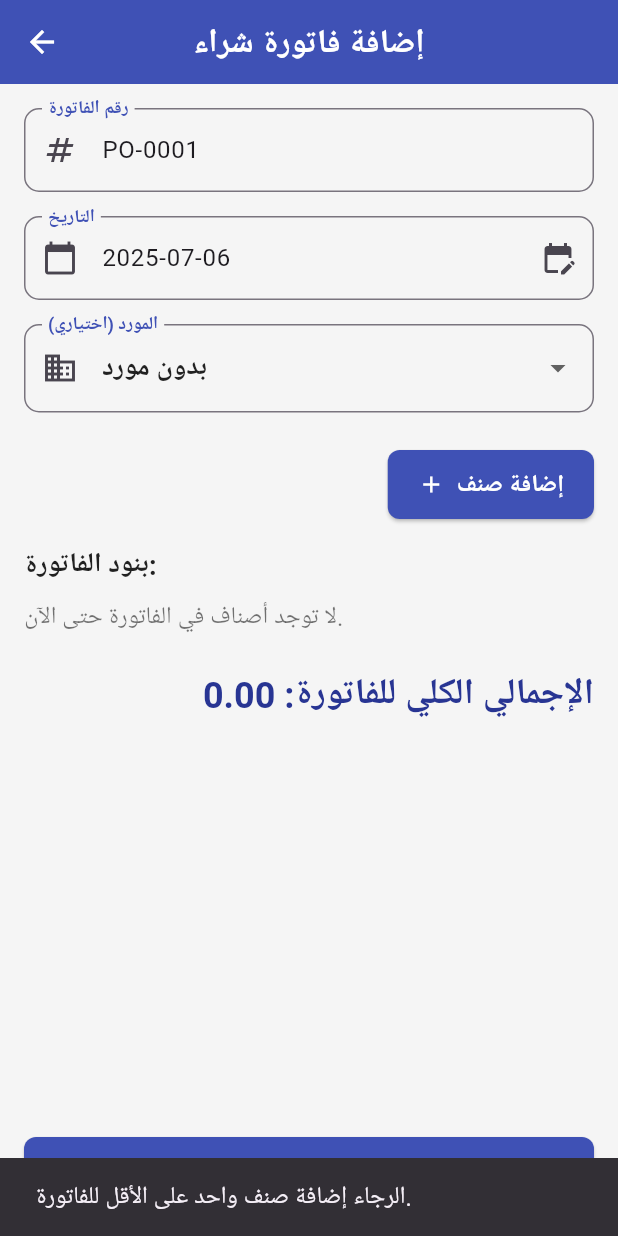
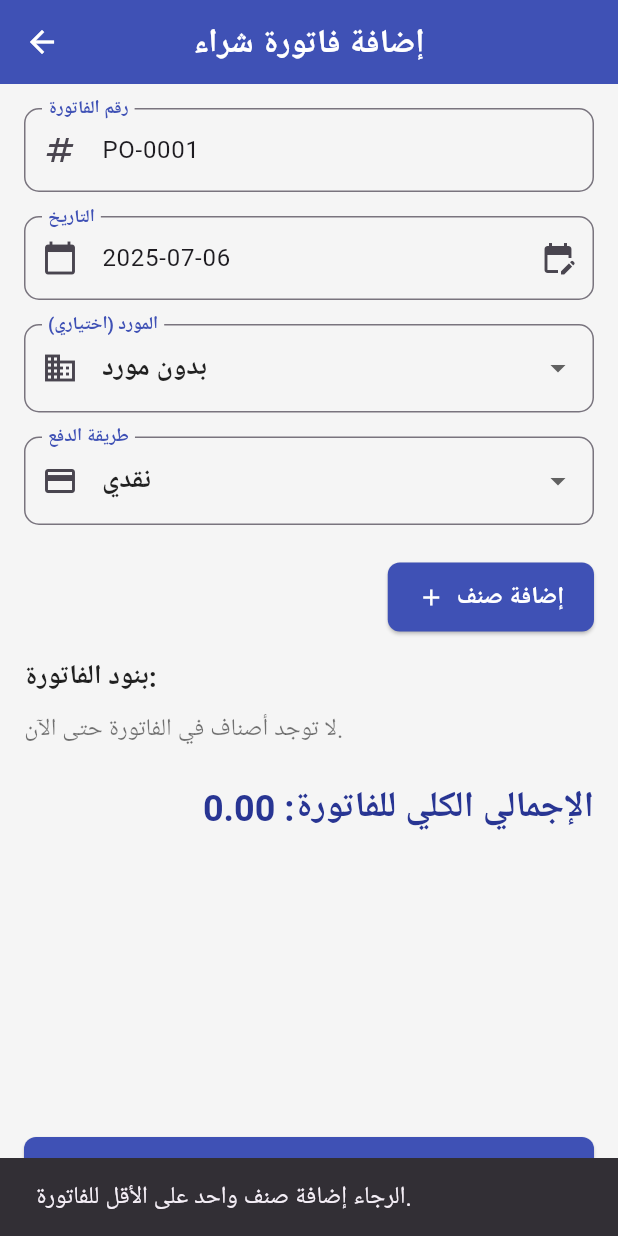
Before and after one commit to abdullah0564537441/mhasbb, a Flutter app: the AddEditPurchaseInvoiceScreen screen opened by its route, after a tap on "حفظ فاتورة الشراء", on a phone screen of 412 x 824 dp. Run offline on Flutter 3.47's test engine with Material 3 defaults, Android fonts, the phone set to English and light mode, and no system bars; our stand-ins replace hive, hive_flutter, shared_preferences; accounts and stored records are empty; generated files the repository leaves out were written again.

Commit message:
Update add_edit_purchase_invoice_screen.dart

```diff
--- a/lib/screens/add_edit_purchase_invoice_screen.dart
+++ b/lib/screens/add_edit_purchase_invoice_screen.dart
@@ -7,8 +7,9 @@ import 'package:intl/intl.dart';
 import 'package:mhasbb/models/invoice.dart';
 import 'package:mhasbb/models/invoice_item.dart';
 import 'package:mhasbb/models/item.dart';
-import 'package:mhasbb/models/supplier.dart';
+import 'package:mhasbb/models/supplier.dart'; // تأكد من استيراد المورد
 import 'package:mhasbb/models/invoice_type.dart';
+import 'package:mhasbb/models/payment_method.dart'; // ⭐ أضف هذا السطر
 
 class AddEditPurchaseInvoiceScreen extends StatefulWidget {
   final Invoice? invoice;
@@ -37,17 +38,21 @@ class _AddEditPurchaseInvoiceScreenState extends State<AddEditPurchaseInvoiceScr
   // لوضع التعديل: تخزين الكميات الأصلية لاستعادتها
   final Map<String, double> _originalItemQuantities = {};
 
+  // ⭐ متغير جديد لطريقة الدفع
+  late PaymentMethod _selectedPaymentMethod;
+
   @override
   void initState() {
     super.initState();
     invoicesBox = Hive.box<Invoice>('invoices_box');
     itemsBox = Hive.box<Item>('items_box');
-    suppliersBox = Hive.box<Supplier>('suppliers_box');
+    suppliersBox = Hive.box<Supplier>('suppliers_box'); // تأكد من تهيئة صندوق الموردين
 
     if (widget.invoice == null) {
       _invoiceNumberController = TextEditingController(text: _generateNextInvoiceNumber());
       _selectedDate = DateTime.now();
       _dateController = TextEditingController(text: DateFormat('yyyy-MM-dd').format(_selectedDate));
+      _selectedPaymentMethod = PaymentMethod.cash; // ⭐ قيمة افتراضية جديدة لفاتورة جديدة
     } else {
       _invoiceNumberController = TextEditingController(text: widget.invoice!.invoiceNumber);
       _selectedDate = widget.invoice!.date;
@@ -56,6 +61,7 @@ class _AddEditPurchaseInvoiceScreenState extends State<AddEditPurchaseInvoiceScr
       if (widget.invoice!.supplierId != null) {
         _selectedSupplier = suppliersBox.get(widget.invoice!.supplierId);
       }
+      _selectedPaymentMethod = widget.invoice!.paymentMethod; // ⭐ تحميل طريقة الدفع الموجودة
       // ملء الكميات الأصلية لوضع التعديل
       for (var item in widget.invoice!.items) {
         _originalItemQuantities[item.itemId] = item.quantity;
@@ -65,7 +71,7 @@ class _AddEditPurchaseInvoiceScreenState extends State<AddEditPurchaseInvoiceScr
 
   String _generateNextInvoiceNumber() {
     final allInvoices = invoicesBox.values.toList();
-    final purchaseInvoices = allInvoices.where((inv) => inv.type == InvoiceType.purchase).toList();
+    final purchaseInvoices = allInvoices.where((inv) => inv.type == InvoiceType.purchase).toList(); // استخدام InvoiceType.purchase
     if (purchaseInvoices.isEmpty) {
       return 'PO-0001';
     }
@@ -78,7 +84,7 @@ class _AddEditPurchaseInvoiceScreenState extends State<AddEditPurchaseInvoiceScr
             maxNumber = currentNumber;
           }
         } catch (e) {
-          // تجاهل الأخطاء إذا كان التنسيق غير صحيح
+          // Ignore errors if format is incorrect
         }
       }
     }
@@ -111,7 +117,7 @@ class _AddEditPurchaseInvoiceScreenState extends State<AddEditPurchaseInvoiceScr
     Item? selectedItemObject;
     double tempQuantity = 1.0;
     final TextEditingController _purchasePriceController = TextEditingController();
-    final TextEditingController _quantityController = TextEditingController(text: '1.0'); // إضافة متحكم للكمية
+    final TextEditingController _quantityController = TextEditingController(text: '1.0');
 
     final _itemFormKey = GlobalKey<FormState>();
     final TextEditingController _itemSearchController = TextEditingController();
@@ -120,9 +126,9 @@ class _AddEditPurchaseInvoiceScreenState extends State<AddEditPurchaseInvoiceScr
       context: context,
       builder: (context) {
         return AlertDialog(
-          title: const Text('إضافة صنف لفاتورة الشراء'),
+          title: const Text('إضافة صنف للفاتورة'),
           content: StatefulBuilder(
-            builder: (BuildContext context, StateSetter setStateInDialog) { // استخدام setStateInDialog
+            builder: (BuildContext context, StateSetter setStateInDialog) {
               if (selectedItemObject != null && _purchasePriceController.text.isEmpty) {
                 _purchasePriceController.text = selectedItemObject!.purchasePrice.toStringAsFixed(2);
               }
@@ -144,12 +150,12 @@ class _AddEditPurchaseInvoiceScreenState extends State<AddEditPurchaseInvoiceScr
                           });
                         },
                         onSelected: (Item selection) {
-                          setStateInDialog(() { // استخدام setStateInDialog
+                          setStateInDialog(() {
                             selectedItemObject = selection;
                             _itemSearchController.text = selection.name;
                             _purchasePriceController.text = selection.purchasePrice.toStringAsFixed(2);
                             tempQuantity = 1.0;
-                            _quantityController.text = '1.0'; // تحديث قيمة المتحكم
+                            _quantityController.text = '1.0';
                           });
                         },
                         fieldViewBuilder: (BuildContext context,
@@ -204,21 +210,20 @@ class _AddEditPurchaseInvoiceScreenState extends State<AddEditPurchaseInvoiceScr
                       ),
                       const SizedBox(height: 16),
                       TextFormField(
-                        controller: _quantityController, // استخدام المتحكم هنا
+                        controller: _quantityController,
                         decoration: InputDecoration(
                           labelText: 'الكمية',
                           border: OutlineInputBorder(borderRadius: BorderRadius.circular(10)),
                         ),
                         keyboardType: TextInputType.number,
-                        // initialValue: tempQuantity.toString(), // لا نحتاج initialValue مع controller
                         onChanged: (value) {
-                          tempQuantity = double.tryParse(value) ?? 1.0;
+                          tempQuantity = double.tryParse(value) ?? 0.0;
                         },
                         validator: (value) {
                           if (value == null || value.isEmpty || double.tryParse(value) == null || double.tryParse(value)! <= 0) {
                             return 'الرجاء إدخال كمية صحيحة أكبر من 0';
                           }
-                          return null;
+                          return null; // لا يوجد تحقق من المخزون في فاتورة الشراء (نحن نضيف للمخزون)
                         },
                       ),
                       const SizedBox(height: 16),
@@ -244,41 +249,36 @@ class _AddEditPurchaseInvoiceScreenState extends State<AddEditPurchaseInvoiceScr
           ),
           actions: <Widget>[
             TextButton(
+              child: const Text('إلغاء'),
               onPressed: () {
                 Navigator.of(context).pop();
                 _purchasePriceController.dispose();
-                _quantityController.dispose(); // التخلص من المتحكم
+                _quantityController.dispose();
               },
-              child: const Text('إلغاء'),
             ),
             ElevatedButton(
               onPressed: () {
                 if (_itemFormKey.currentState!.validate()) {
-                  // هنا لا نحتاج save() لأننا نستخدم controllers مباشرة
-                  // _itemFormKey.currentState!.save();
-
                   if (selectedItemObject != null) {
                     final existingItemIndex = _invoiceItems.indexWhere((item) => item.itemId == selectedItemObject!.id);
 
                     if (existingItemIndex != -1) {
-                      // إذا كان الصنف موجودًا بالفعل في الفاتورة، قم بتحديث كميته وسعره
                       setState(() {
                         _invoiceItems[existingItemIndex] = InvoiceItem(
                           itemId: selectedItemObject!.id,
                           itemName: selectedItemObject!.name,
-                          quantity: _invoiceItems[existingItemIndex].quantity + tempQuantity, // أضف إلى الكمية الموجودة
-                          sellingPrice: selectedItemObject!.sellingPrice, // احتفظ بسعر البيع الأصلي للصنف
+                          quantity: _invoiceItems[existingItemIndex].quantity + tempQuantity,
+                          sellingPrice: selectedItemObject!.sellingPrice, // لا نغير سعر البيع هنا
                           purchasePrice: double.tryParse(_purchasePriceController.text) ?? selectedItemObject!.purchasePrice,
                           unit: selectedItemObject!.unit,
                         );
                       });
                     } else {
-                      // إضافة صنف جديد إلى الفاتورة
                       final newItem = InvoiceItem(
                         itemId: selectedItemObject!.id,
                         itemName: selectedItemObject!.name,
                         quantity: tempQuantity,
-                        sellingPrice: selectedItemObject!.sellingPrice, // احتفظ بسعر البيع الأصلي للصنف
+                        sellingPrice: selectedItemObject!.sellingPrice,
                         purchasePrice: double.tryParse(_purchasePriceController.text) ?? selectedItemObject!.purchasePrice,
                         unit: selectedItemObject!.unit,
                       );
@@ -288,7 +288,7 @@ class _AddEditPurchaseInvoiceScreenState extends State<AddEditPurchaseInvoiceScr
                     }
                     Navigator.of(context).pop();
                     _purchasePriceController.dispose();
-                    _quantityController.dispose(); // التخلص من المتحكم
+                    _quantityController.dispose();
                   }
                 }
               },
@@ -309,7 +309,7 @@ class _AddEditPurchaseInvoiceScreenState extends State<AddEditPurchaseInvoiceScr
   double _calculateTotal() {
     double total = 0.0;
     for (var item in _invoiceItems) {
-      total += item.quantity * item.purchasePrice; // هنا نستخدم purchasePrice للمشتريات
+      total += item.quantity * item.purchasePrice; // هنا نحسب بناءً على سعر الشراء
     }
     return total;
   }
@@ -331,11 +331,11 @@ class _AddEditPurchaseInvoiceScreenState extends State<AddEditPurchaseInvoiceScr
 
       try {
         if (widget.invoice == null) {
-          // فاتورة شراء جديدة: زيادة المخزون
+          // فاتورة شراء جديدة: إضافة للمخزون
           for (var invoiceItem in _invoiceItems) {
             final itemInStock = itemsBox.get(invoiceItem.itemId);
             if (itemInStock != null) {
-              itemInStock.quantity += invoiceItem.quantity;
+              itemInStock.quantity += invoiceItem.quantity; // زيادة المخزون
               await itemInStock.save();
             }
           }
@@ -343,13 +343,14 @@ class _AddEditPurchaseInvoiceScreenState extends State<AddEditPurchaseInvoiceScr
           final newInvoice = Invoice(
             id: uuid.v4(),
             invoiceNumber: invoiceNumber,
-            type: InvoiceType.purchase,
+            type: InvoiceType.purchase, // فاتورة شراء
             date: _selectedDate,
             items: _invoiceItems.toList(),
             customerId: null,
             customerName: null,
             supplierId: supplierId,
             supplierName: supplierName,
+            paymentMethod: _selectedPaymentMethod, // ⭐ حفظ طريقة الدفع
           );
           await invoicesBox.put(newInvoice.id, newInvoice);
           ScaffoldMessenger.of(context).showSnackBar(
@@ -363,16 +364,16 @@ class _AddEditPurchaseInvoiceScreenState extends State<AddEditPurchaseInvoiceScr
             final originalQty = entry.value;
             final itemInStock = itemsBox.get(itemId);
             if (itemInStock != null) {
-              itemInStock.quantity -= originalQty; // نقص من المخزون
+              itemInStock.quantity -= originalQty; // نقص المخزون
               await itemInStock.save();
             }
           }
 
-          // 2. ثانياً: زيادة الكميات الجديدة في المخزون
+          // 2. ثانياً: إضافة الكميات الجديدة إلى المخزون
           for (var invoiceItem in _invoiceItems) {
             final itemInStock = itemsBox.get(invoiceItem.itemId);
             if (itemInStock != null) {
-              itemInStock.quantity += invoiceItem.quantity; // زيادة في المخزون
+              itemInStock.quantity += invoiceItem.quantity; // إضافة إلى المخزون
               await itemInStock.save();
             }
           }
@@ -383,6 +384,7 @@ class _AddEditPurchaseInvoiceScreenState extends State<AddEditPurchaseInvoiceScr
           existingInvoice.items = _invoiceItems.toList();
           existingInvoice.supplierId = supplierId;
           existingInvoice.supplierName = supplierName;
+          existingInvoice.paymentMethod = _selectedPaymentMethod; // ⭐ تحديث طريقة الدفع
 
           await existingInvoice.save();
           ScaffoldMessenger.of(context).showSnackBar(
@@ -400,6 +402,20 @@ class _AddEditPurchaseInvoiceScreenState extends State<AddEditPurchaseInvoiceScr
       ScaffoldMessenger.of(context).showSnackBar(
         const SnackBar(content: Text('الرجاء إكمال جميع الحقول المطلوبة بشكل صحيح.')),
       );
+    }
+  }
+
+  // دالة مساعدة لتحويل قيمة PaymentMethod إلى نص عربي
+  String _getPaymentMethodDisplayName(PaymentMethod method) {
+    switch (method) {
+      case PaymentMethod.cash:
+        return 'نقدي';
+      case PaymentMethod.credit:
+        return 'آجل';
+      case PaymentMethod.bankTransfer:
+        return 'تحويل بنكي';
+      default:
+        return 'غير محدد';
     }
   }
 
@@ -479,6 +495,35 @@ class _AddEditPurchaseInvoiceScreenState extends State<AddEditPurchaseInvoiceScr
                       );
                     },
                   ),
+                  const SizedBox(height: 16),
+                  // ⭐ حقل جديد لاختيار طريقة الدفع
+                  DropdownButtonFormField<PaymentMethod>(
+                    decoration: InputDecoration(
+                      labelText: 'طريقة الدفع',
+                      border: OutlineInputBorder(borderRadius: BorderRadius.circular(10)),
+                      prefixIcon: const Icon(Icons.payment),
+                    ),
+                    value: _selectedPaymentMethod,
+                    items: PaymentMethod.values.map((method) {
+                      return DropdownMenuItem(
+                        value: method,
+                        child: Text(_getPaymentMethodDisplayName(method)),
+                      );
+                    }).toList(),
+                    onChanged: (method) {
+                      if (method != null) {
+                        setState(() {
+                          _selectedPaymentMethod = method;
+                        });
+                      }
+                    },
+                    validator: (value) {
+                      if (value == null) {
+                        return 'الرجاء اختيار طريقة الدفع';
+                      }
+                      return null;
+                    },
+                  ),
                   const SizedBox(height: 24),
                   Align(
                     alignment: Alignment.centerRight,
@@ -506,7 +551,7 @@ class _AddEditPurchaseInvoiceScreenState extends State<AddEditPurchaseInvoiceScr
                         itemCount: currentItems.length,
                         itemBuilder: (context, index) {
                           final item = currentItems[index];
-                          final itemTotal = item.quantity * item.purchasePrice;
+                          final itemTotal = item.quantity * item.purchasePrice; // سعر الشراء
                           final numberFormat = NumberFormat('#,##0.00', 'en_US');
 
                           return Card(
```
